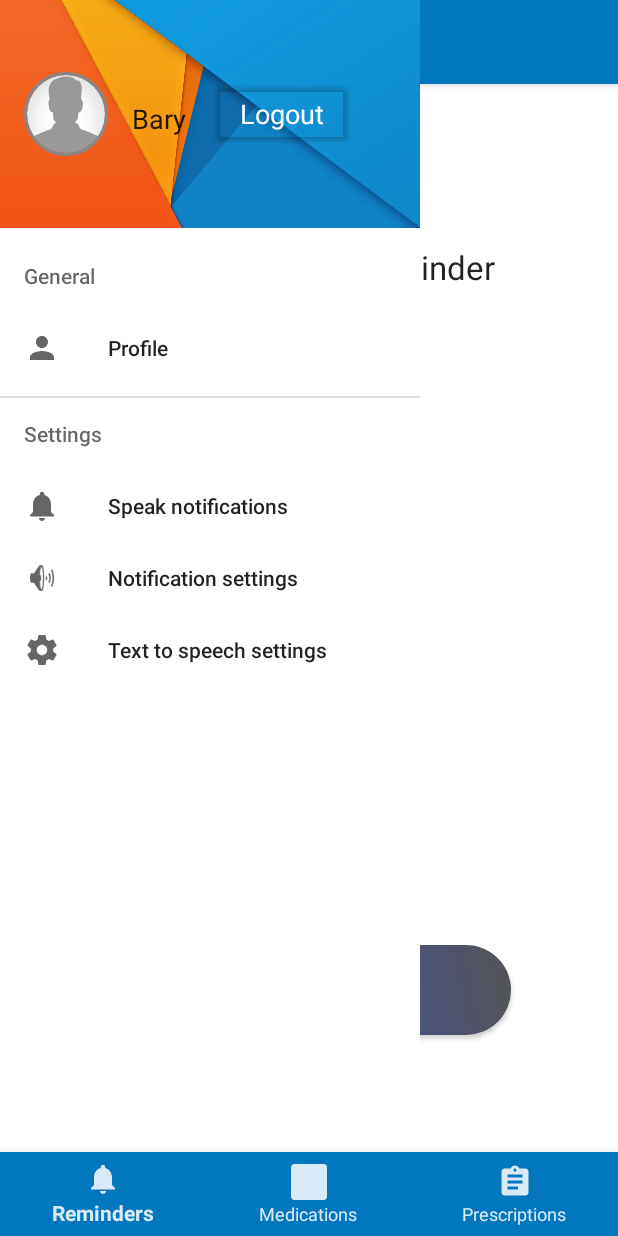
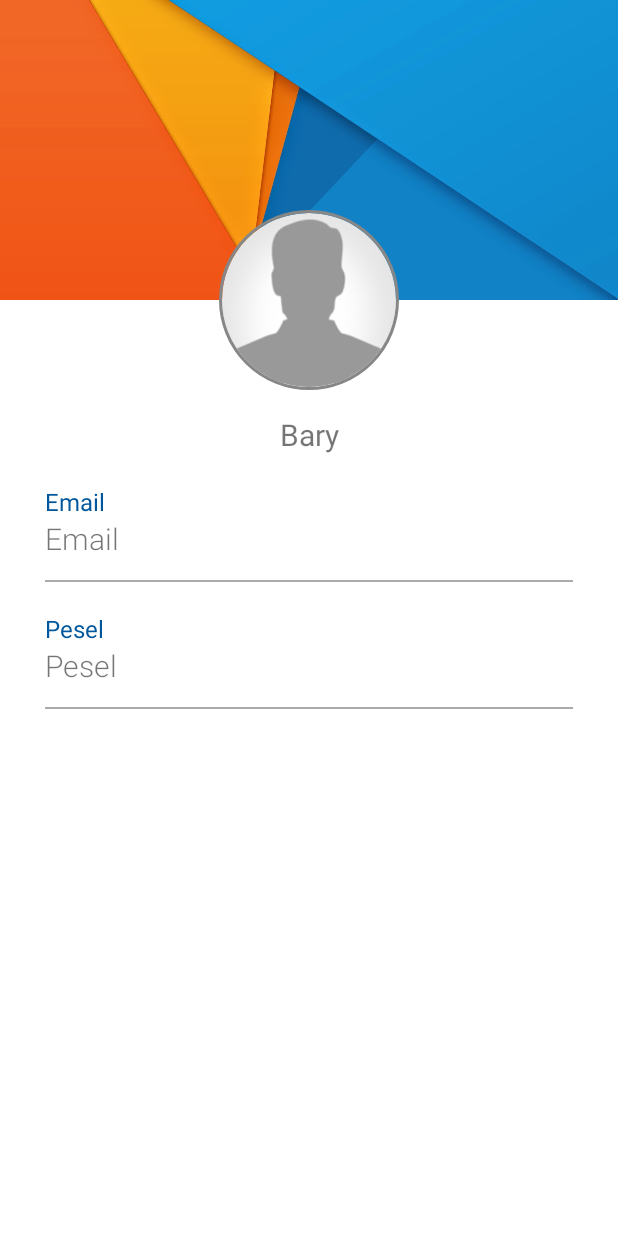
Before and after one commit to BuddyDevelop/Medication-Voice-Reminder, an Android app: the screen it shows after launch once a user with an empty profile is signed in (MainActivity before the commit, ProfileActivity after it), after a tap on "Profile", on a phone screen of 412 x 824 dp. Run offline under Robolectric (Android 15) with nearby library versions, the phone set to English and light mode, and no system bars; our stand-ins replace CircleImageView, Firebase (no records; nobody signed in at launch, a user with empty details on screens opened directly); libraries missing offline, so code that uses them is left out: com.rupins.drawercardbehaviour; plain views replace CardDrawerLayout; 11 statements that could not run were skipped.

Commit message:
Added profile section, fetching data from firebase.
New files:
ProfileActivity:
Activity which display user's username, email and pesel

Updates:
MainActivity: onCreate fetching users data in onUiThread and display username in drawer.
TTS: changed onStartCommand flag cuz START_REDELIVER_INTENT was redelivering intent each time app was restarted.

```diff
--- a/app/src/main/java/com/medreminder/app/Activities/MainActivity.java
+++ b/app/src/main/java/com/medreminder/app/Activities/MainActivity.java
@@ -12,6 +12,7 @@ import android.view.Gravity;
 import android.view.MenuItem;
 import android.view.View;
 import android.widget.Button;
+import android.widget.TextView;
 
 import androidx.annotation.NonNull;
 import androidx.appcompat.app.ActionBarDrawerToggle;
@@ -22,9 +23,15 @@ import androidx.fragment.app.Fragment;
 
 import com.google.android.material.bottomnavigation.BottomNavigationView;
 import com.google.android.material.navigation.NavigationView;
+import com.google.firebase.auth.FirebaseUser;
+import com.google.firebase.database.DataSnapshot;
+import com.google.firebase.database.DatabaseError;
+import com.google.firebase.database.ValueEventListener;
+import com.medreminder.app.Database.FirebaseDBHelper;
 import com.medreminder.app.Fragments.HomeFragment;
 import com.medreminder.app.Fragments.MedicationsFragment;
 import com.medreminder.app.Fragments.PrescriptionsFragment;
+import com.medreminder.app.Models.User;
 import com.medreminder.app.MyFirebaseMessagingService;
 import com.medreminder.app.R;
 import com.rupins.drawercardbehaviour.CardDrawerLayout;
@@ -44,6 +51,10 @@ public class MainActivity extends AppCompatActivity implements BottomNavigationV
         loadFragment( new HomeFragment() );
         logout();
 
+        //put username in drawer's header, next to logout btn
+        getUserName();
+
+
         //getting bottom navigation view and attaching the listener
         BottomNavigationView navigation = findViewById( R.id.navigation );
         navigation.setOnNavigationItemSelectedListener( this );
@@ -53,6 +64,7 @@ public class MainActivity extends AppCompatActivity implements BottomNavigationV
         Toolbar toolbar = findViewById( R.id.toolbar );
         setSupportActionBar( toolbar );
 
+
         //Drawer with animations
         drawer = ( CardDrawerLayout ) findViewById( R.id.drawer_layout );
         ActionBarDrawerToggle toggle = new ActionBarDrawerToggle(
@@ -60,12 +72,17 @@ public class MainActivity extends AppCompatActivity implements BottomNavigationV
         drawer.addDrawerListener( toggle );
         toggle.syncState();
 
+
         //drawer menu item click actions
         NavigationView navigationView = findViewById( R.id.nav_view );
         navigationView.setNavigationItemSelectedListener( new NavigationView.OnNavigationItemSelectedListener() {
             @Override
             public boolean onNavigationItemSelected( @NonNull MenuItem item ) {
                 switch ( item.getItemId() ) {
+                    case R.id.profile_settings:
+                        Intent profileActivityIntent = new Intent( getApplicationContext(), ProfileActivity.class);
+                        startActivity( profileActivityIntent );
+                        break;
                     case R.id.nav_text_to_speech:
                         //Open Android Text-To-Speech Settings
                         if ( Build.VERSION.SDK_INT >= 14 ) {
@@ -125,6 +142,35 @@ public class MainActivity extends AppCompatActivity implements BottomNavigationV
         } );
     }
 
+    private void getUserName(){
+        runOnUiThread( new Runnable() {
+            @Override
+            public void run() {
+                FirebaseDBHelper mFirebaseDBHelper = new FirebaseDBHelper();
+                FirebaseUser user = mFirebaseDBHelper.mAuth.getCurrentUser();
+                if( user == null )
+                    return;
+
+                String userId = user.getUid();
+                mFirebaseDBHelper.mFirebaseUsersReference.child( userId ).addListenerForSingleValueEvent( new ValueEventListener() {
+                    @Override
+                    public void onDataChange( @NonNull DataSnapshot dataSnapshot ) {
+                        User mUser = dataSnapshot.getValue(User.class);
+                        NavigationView navigationView = findViewById( R.id.nav_view );
+                        View headerLayout = navigationView.getHeaderView( 0 );
+
+                        TextView mUserName = headerLayout.findViewById( R.id.drawer_user_profile_name );
+                        mUserName.setText( mUser.getName() );
+                    }
+
+                    @Override
+                    public void onCancelled( @NonNull DatabaseError databaseError ) {
+
+                    }
+                } );
+            }
+        } );
+    }
 
     private boolean loadFragment( Fragment fragment ) {
         //switching fragment
--- /dev/null
+++ b/app/src/main/java/com/medreminder/app/Activities/ProfileActivity.java
@@ -0,0 +1,67 @@
+package com.medreminder.app.Activities;
+
+import android.os.Bundle;
+import android.widget.TextView;
+
+import androidx.annotation.NonNull;
+import androidx.annotation.Nullable;
+import androidx.appcompat.app.AppCompatActivity;
+
+import com.google.firebase.auth.FirebaseUser;
+import com.google.firebase.database.DataSnapshot;
+import com.google.firebase.database.DatabaseError;
+import com.google.firebase.database.ValueEventListener;
+import com.medreminder.app.Database.FirebaseDBHelper;
+import com.medreminder.app.Models.User;
+import com.medreminder.app.R;
+
+public class ProfileActivity extends AppCompatActivity {
+    private TextView mProfileName;
+    private TextView mProfileEmail;
+    private TextView mProfilePesel;
+
+    @Override
+    protected void onCreate( @Nullable Bundle savedInstanceState ) {
+        super.onCreate( savedInstanceState );
+        setContentView( R.layout.activity_profile );
+
+        setViews();
+        fetchUserData();
+    }
+
+    private void setViews(){
+        mProfileName = findViewById( R.id.user_profile_name );
+        mProfileEmail = findViewById( R.id.user_profile_email );
+        mProfilePesel = findViewById( R.id.user_profile_pesel );
+    }
+
+    //fetch user's data and set text views with data
+    private void fetchUserData() {
+        runOnUiThread( new Runnable() {
+            @Override
+            public void run() {
+                FirebaseDBHelper mFirebaseDBHelper = new FirebaseDBHelper();
+                FirebaseUser user = mFirebaseDBHelper.mAuth.getCurrentUser();
+                if( user == null )
+                    return;
+
+                String userId = user.getUid();
+                mFirebaseDBHelper.mFirebaseUsersReference.child( userId ).addListenerForSingleValueEvent( new ValueEventListener() {
+                    @Override
+                    public void onDataChange( @NonNull DataSnapshot dataSnapshot ) {
+                        User mUser = dataSnapshot.getValue(User.class);
+                        mProfileName.setText( mUser.getName() );
+                        mProfileEmail.setText( mUser.getEmail() );
+                        mProfilePesel.setText( mUser.getPesel() );
+                    }
+
+                    @Override
+                    public void onCancelled( @NonNull DatabaseError databaseError ) {
+
+                    }
+                } );
+            }
+        } );
+    }
+
+}
--- a/app/src/main/java/com/medreminder/app/TTS.java
+++ b/app/src/main/java/com/medreminder/app/TTS.java
@@ -32,7 +32,7 @@ public class TTS extends Service implements TextToSpeech.OnInitListener {
         if ( intent != null )
             if ( intent.getStringArrayListExtra( "ttsContent" ) != null )
                 spokenText = intent.getStringArrayListExtra( "ttsContent" );
-        return START_REDELIVER_INTENT;
+        return START_NOT_STICKY;
     }
 
 //    @Override
--- a/app/src/main/res/layout/activity_add_medication.xml
+++ b/app/src/main/res/layout/activity_add_medication.xml
@@ -1,13 +1,11 @@
 <?xml version="1.0" encoding="utf-8"?>
 <ScrollView xmlns:android="http://schemas.android.com/apk/res/android"
+    xmlns:app="http://schemas.android.com/apk/res-auto"
     android:layout_width="match_parent"
     android:layout_height="match_parent"
     android:fillViewport="true">
 
     <androidx.coordinatorlayout.widget.CoordinatorLayout
-
-        xmlns:app="http://schemas.android.com/apk/res-auto"
-        xmlns:tools="http://schemas.android.com/tools"
         android:layout_width="match_parent"
         android:layout_height="wrap_content"
         android:background="@color/ic_white_background"
--- /dev/null
+++ b/app/src/main/res/layout/activity_profile.xml
@@ -0,0 +1,95 @@
+<?xml version="1.0" encoding="utf-8"?>
+<ScrollView xmlns:android="http://schemas.android.com/apk/res/android"
+    android:layout_width="match_parent"
+    android:layout_height="match_parent"
+    android:fillViewport="true">
+
+    <LinearLayout
+        xmlns:app="http://schemas.android.com/apk/res-auto"
+        android:layout_width="match_parent"
+        android:layout_height="wrap_content"
+        android:background="@color/ic_white_background"
+        android:orientation="vertical">
+
+        <ImageView
+            android:layout_width="match_parent"
+            android:layout_height="200dp"
+            android:background="@drawable/header_wallpaper" />
+        <!--android:scaleType="centerCrop"-->
+
+
+        <de.hdodenhof.circleimageview.CircleImageView
+            android:id="@+id/profile_image"
+            android:layout_width="120dp"
+            android:layout_height="120dp"
+            android:layout_gravity="center_horizontal"
+            android:layout_marginTop="-60dp"
+            android:src="@drawable/profile_image"
+            app:civ_border_color="#878787"
+            app:civ_border_width="2dp" />
+
+        <TextView
+            android:id="@+id/user_profile_name"
+            android:layout_width="match_parent"
+            android:layout_height="wrap_content"
+            android:layout_marginTop="@dimen/fab_margin"
+            android:text="Bary"
+            android:textAlignment="center"
+            android:textSize="@dimen/text_big" />
+
+        <LinearLayout
+            android:layout_width="match_parent"
+            android:layout_height="wrap_content"
+            android:layout_marginLeft="30dp"
+            android:layout_marginTop="20dp"
+            android:layout_marginRight="30dp"
+            android:orientation="vertical">
+
+
+            <TextView
+                android:layout_width="wrap_content"
+                android:layout_height="wrap_content"
+                android:text="@string/email"
+                android:textColor="@color/colorPrimaryDark"
+                android:textSize="16sp" />
+
+            <TextView
+                android:id="@+id/user_profile_email"
+                android:layout_width="wrap_content"
+                android:layout_height="wrap_content"
+                android:fontFamily="sans-serif-light"
+                android:text="@string/email"
+                android:textSize="@dimen/text_big" />
+
+            <View
+                android:layout_width="match_parent"
+                android:layout_height="1dp"
+                android:layout_marginTop="14dp"
+                android:background="@android:color/darker_gray" />
+
+            <TextView
+                android:layout_width="wrap_content"
+                android:layout_height="wrap_content"
+                android:layout_marginTop="20dp"
+                android:text="@string/pesel"
+                android:textColor="@color/colorPrimaryDark"
+                android:textSize="16sp" />
+
+            <TextView
+                android:id="@+id/user_profile_pesel"
+                android:layout_width="wrap_content"
+                android:layout_height="wrap_content"
+                android:fontFamily="sans-serif-light"
+                android:text="@string/pesel"
+                android:textSize="@dimen/text_big" />
+
+            <View
+                android:layout_width="match_parent"
+                android:layout_height="1dp"
+                android:layout_marginTop="14dp"
+                android:background="@android:color/darker_gray" />
+
+        </LinearLayout>
+
+    </LinearLayout>
+</ScrollView>
--- a/app/src/main/res/layout/nav_header_main.xml
+++ b/app/src/main/res/layout/nav_header_main.xml
@@ -1,14 +1,20 @@
 <?xml version="1.0" encoding="utf-8"?>
-<LinearLayout xmlns:android="http://schemas.android.com/apk/res/android"
+<RelativeLayout xmlns:android="http://schemas.android.com/apk/res/android"
     xmlns:app="http://schemas.android.com/apk/res-auto"
     android:layout_width="match_parent"
     android:layout_height="152dp"
-    android:background="@drawable/header_wallpaper"
+    android:background="@drawable/header_wallpaper">
+
+    <LinearLayout
+        android:id="@+id/linear_layout_wrapper"
+        android:layout_width="match_parent"
+        android:layout_height="wrap_content"
+        android:layout_marginTop="@dimen/fab_margin"
         android:orientation="horizontal"
-    android:paddingBottom="@dimen/activity_vertical_margin"
         android:paddingLeft="@dimen/activity_horizontal_margin"
+        android:paddingTop="@dimen/activity_vertical_margin"
         android:paddingRight="@dimen/activity_horizontal_margin"
-    android:paddingTop="@dimen/activity_vertical_margin">
+        android:paddingBottom="@dimen/activity_vertical_margin">
 
         <de.hdodenhof.circleimageview.CircleImageView
             android:id="@+id/profile_image"
@@ -19,29 +25,39 @@
             app:civ_border_color="#878787"
             app:civ_border_width="2dp" />
 
-    <TextView
-        android:id="@+id/textView5"
+        <LinearLayout
             android:layout_width="wrap_content"
-        android:layout_height="50dp"
+            android:layout_height="wrap_content"
             android:layout_gravity="center_vertical"
-        android:layout_margin="@dimen/activity_vertical_margin"
-        android:paddingTop="@dimen/activity_horizontal_margin"
-        android:textSize="@dimen/text_medium"
-        android:text="Bary"
-        android:textAppearance="@style/TextAppearance.AppCompat.Body1" />
+            android:layout_marginLeft="@dimen/fab_margin"
+            android:orientation="horizontal">
 
             <Button
                 android:id="@+id/logout"
+                style="@style/roundButton"
                 android:layout_width="wrap_content"
                 android:layout_height="wrap_content"
-        style="@style/roundButton"
                 android:backgroundTint="@android:color/transparent"
-        android:layout_gravity="center_vertical"
-        android:textSize="@dimen/text_medium"
-        android:textColor="@color/ic_white_background"
                 android:text="@string/logout"
                 android:textAppearance="@style/TextAppearance.AppCompat.Body1"
-        />
+                android:textColor="@color/ic_white_background"
+                android:textSize="@dimen/text_medium" />
+        </LinearLayout>
+    </LinearLayout>
 
+    <RelativeLayout
+        android:layout_width="wrap_content"
+        android:layout_height="wrap_content"
+        android:layout_below="@id/linear_layout_wrapper">
 
-</LinearLayout>
+        <TextView
+            android:id="@+id/drawer_user_profile_name"
+            android:layout_width="match_parent"
+            android:layout_height="wrap_content"
+            android:layout_gravity="center_vertical"
+            android:layout_marginStart="@dimen/activity_vertical_margin"
+            android:text="Bary"
+            android:textAppearance="@style/TextAppearance.AppCompat.Body1"
+            android:textSize="@dimen/text_medium" />
+    </RelativeLayout>
+</RelativeLayout>
--- a/app/src/main/res/values/styles.xml
+++ b/app/src/main/res/values/styles.xml
@@ -25,8 +25,6 @@
         <item name="android:windowContentOverlay">@null</item>
         <item name="windowActionBarOverlay">true</item>
         <item name="android:windowTranslucentStatus">true</item>
-        <item name="colorPrimary">@android:color/transparent</item>
-        <item name="colorPrimaryDark">@android:color/transparent</item>
     </style>
 
     <style name="Widget.Support.CoordinatorLayout" parent="android:Widget">
```
Also changed, not shown: app/src/main/AndroidManifest.xml (+5 -2 lines). Lines whose indentation alone changed are shown as unchanged.
